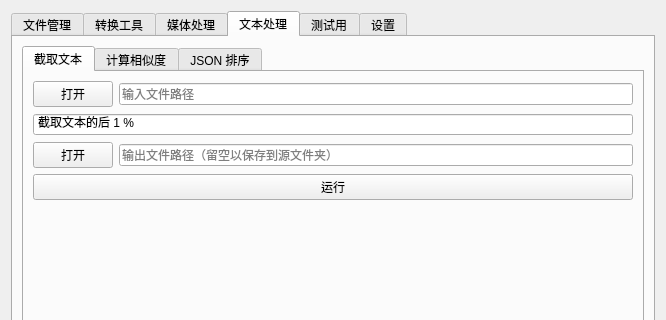
First picture: the form in app.ui, repository XJF2332/JABORT, before the edit; both pictures show x 0 to 666 and y 0 to 320 of the 666 by 677 pixel window.
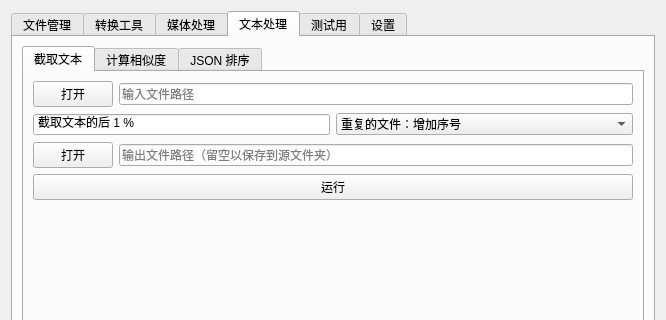
Second picture: the form after the edit. The open tabs and pages were chosen to show the change. Icons and pictures are not drawn.

Patch:
```diff
--- a/app.ui
+++ b/app.ui
@@ -872,6 +872,8 @@
             </layout>
            </item>
            <item>
+            <layout class="QHBoxLayout" name="CropTextOptions">
+             <item>
             <widget class="QSpinBox" name="CropTextRatioSpinbox">
              <property name="sizePolicy">
               <sizepolicy hsizetype="Expanding" vsizetype="Fixed">
@@ -895,6 +897,39 @@
               <number>100</number>
              </property>
             </widget>
+             </item>
+             <item>
+              <widget class="QComboBox" name="CropTextDedup">
+               <property name="sizePolicy">
+                <sizepolicy hsizetype="Expanding" vsizetype="Fixed">
+                 <horstretch>0</horstretch>
+                 <verstretch>0</verstretch>
+                </sizepolicy>
+               </property>
+               <property name="currentIndex">
+                <number>2</number>
+               </property>
+               <property name="placeholderText">
+                <string>重复的文件</string>
+               </property>
+               <item>
+                <property name="text">
+                 <string>重复的文件：覆盖</string>
+                </property>
+               </item>
+               <item>
+                <property name="text">
+                 <string>重复的文件：跳过</string>
+                </property>
+               </item>
+               <item>
+                <property name="text">
+                 <string>重复的文件：增加序号</string>
+                </property>
+               </item>
+              </widget>
+             </item>
+            </layout>
            </item>
            <item>
             <layout class="QHBoxLayout" name="CropTextOutput">
```
Lines whose indentation alone changed are shown as unchanged.
